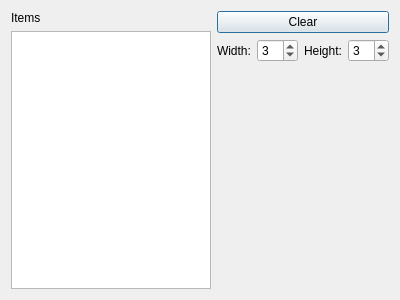
Qt form Editor/tileset_configure_dialog/tilesetconfiguredialog.ui (WohlSoft/Moondust-Project) before a commit.
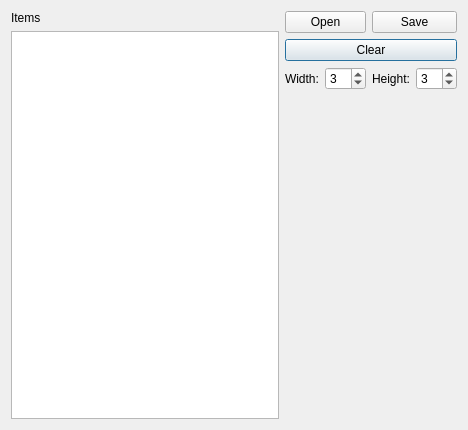
The same form after that commit.

Commit message: Open and Save buttons was added

Patch:
```diff
--- a/Editor/tileset_configure_dialog/tilesetconfiguredialog.ui
+++ b/Editor/tileset_configure_dialog/tilesetconfiguredialog.ui
@@ -6,8 +6,8 @@
    <rect>
     <x>0</x>
     <y>0</y>
-    <width>400</width>
-    <height>300</height>
+    <width>468</width>
+    <height>430</height>
    </rect>
   </property>
   <property name="windowTitle">
@@ -16,34 +16,21 @@
   <layout class="QGridLayout" name="gridLayout_2">
    <item row="0" column="1" rowspan="2">
     <layout class="QGridLayout" name="tilesetLayoutContainer">
-     <item row="1" column="2">
-      <widget class="QLabel" name="label_height">
-       <property name="text">
-        <string>Height:</string>
-       </property>
-      </widget>
-     </item>
-     <item row="1" column="0">
+     <item row="2" column="0">
       <widget class="QLabel" name="label_width">
        <property name="text">
         <string>Width:</string>
        </property>
       </widget>
      </item>
-     <item row="1" column="1">
-      <widget class="QSpinBox" name="spin_width">
-       <property name="minimum">
-        <number>2</number>
-       </property>
-       <property name="maximum">
-        <number>10</number>
-       </property>
-       <property name="value">
-        <number>3</number>
+     <item row="2" column="2">
+      <widget class="QLabel" name="label_height">
+       <property name="text">
+        <string>Height:</string>
        </property>
       </widget>
      </item>
-     <item row="1" column="3">
+     <item row="2" column="3">
       <widget class="QSpinBox" name="spin_height">
        <property name="minimum">
         <number>2</number>
@@ -56,7 +43,27 @@
        </property>
       </widget>
      </item>
-     <item row="2" column="0" colspan="4">
+     <item row="2" column="1">
+      <widget class="QSpinBox" name="spin_width">
+       <property name="minimum">
+        <number>2</number>
+       </property>
+       <property name="maximum">
+        <number>10</number>
+       </property>
+       <property name="value">
+        <number>3</number>
+       </property>
+      </widget>
+     </item>
+     <item row="1" column="0" colspan="4">
+      <widget class="QPushButton" name="pushButton">
+       <property name="text">
+        <string>Clear</string>
+       </property>
+      </widget>
+     </item>
+     <item row="3" column="0" colspan="4">
       <layout class="QVBoxLayout" name="tilesetLayoutWidgetContainer">
        <item>
         <spacer name="verticalSpacer">
@@ -73,10 +80,17 @@
        </item>
       </layout>
      </item>
-     <item row="0" column="0" colspan="4">
-      <widget class="QPushButton" name="pushButton">
+     <item row="0" column="0" colspan="2">
+      <widget class="QPushButton" name="OpenTileset">
        <property name="text">
-        <string>Clear</string>
+        <string>Open</string>
+       </property>
+      </widget>
+     </item>
+     <item row="0" column="2" colspan="2">
+      <widget class="QPushButton" name="SaveTileset">
+       <property name="text">
+        <string>Save</string>
        </property>
       </widget>
      </item>
```
